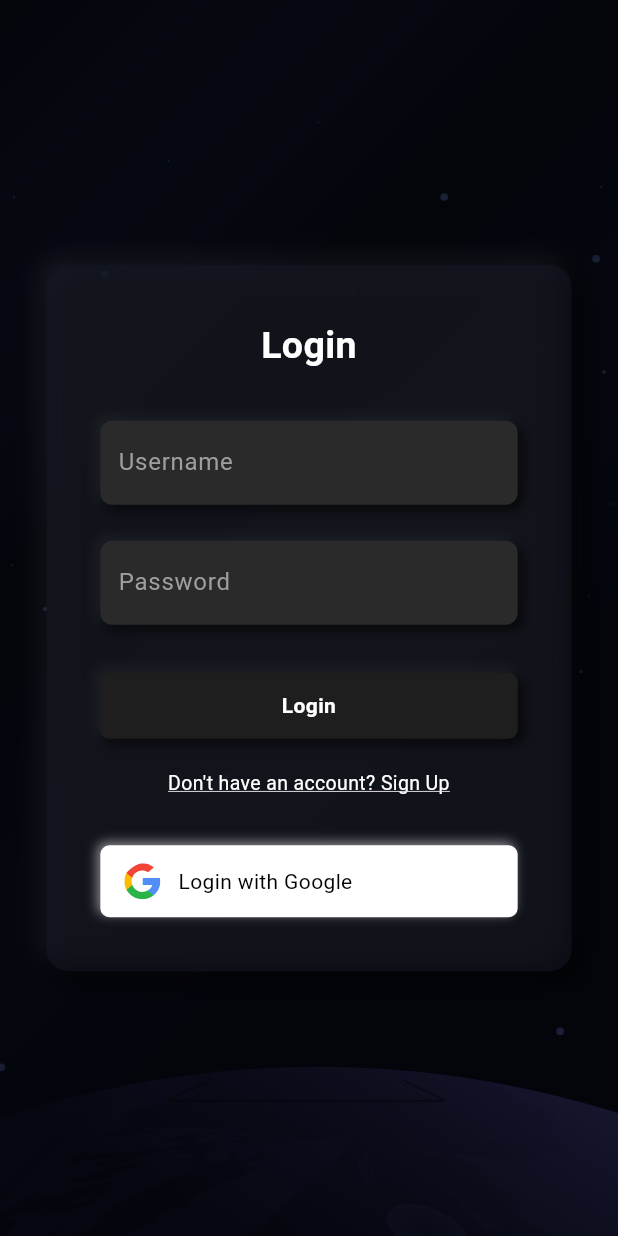
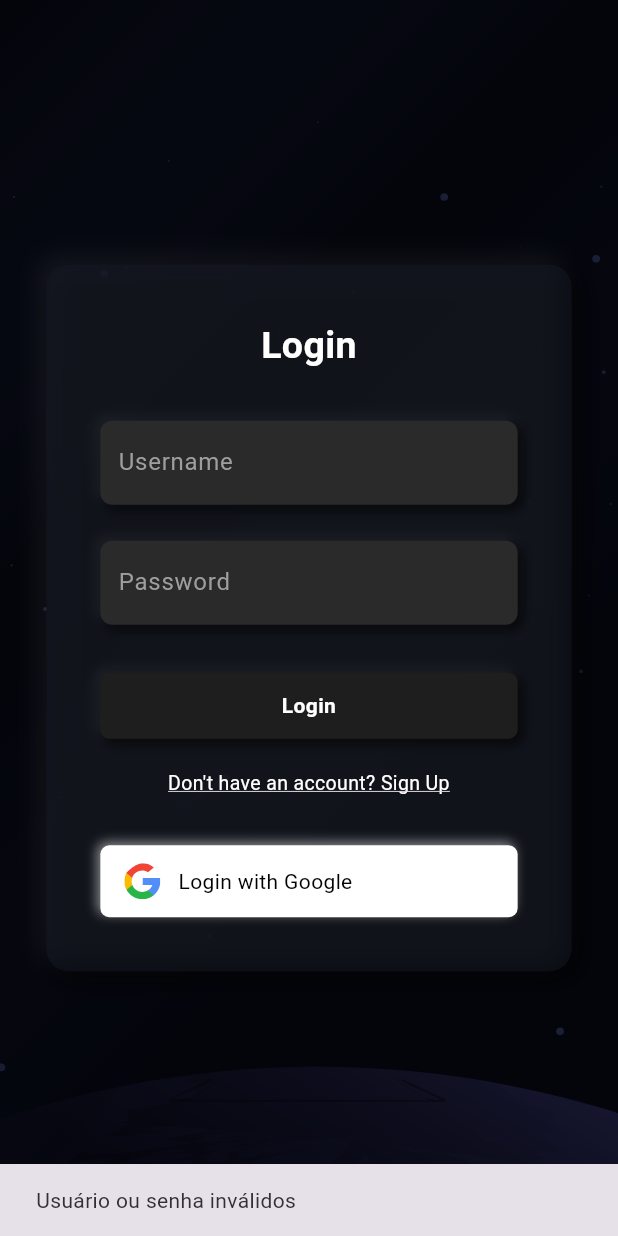
Before and after one commit to Kadjow/memorandum-notes_app, a Flutter app: the screen it shows after launch, after a tap on "Login", on a phone screen of 412 x 824 dp. Run offline on Flutter 3.47's test engine with Material 3 defaults, Android fonts, the phone set to English and light mode, and no system bars; our stand-ins replace cloud_firestore, dartz, equatable, firebase_auth, firebase_core, flutter_bloc and 5 more; accounts and stored records are empty.

Commit message:
fix: resolved the route in login to homePage

```diff
--- a/lib/core/services/auth_service.dart
+++ b/lib/core/services/auth_service.dart
@@ -19,6 +19,10 @@ class AuthService {
     return userCred.user;
   }
 
+  Future<bool> signWithCredentials(String username, String password) async {
+    return username == 'admin' && password == 'admin123';
+  }
+
   Future<void> signOut() async {
     await _auth.signOut();
     await _googleSignIn.signOut();
--- a/lib/features/habit_tracker/auth/presentation/pages/login_page.dart
+++ b/lib/features/habit_tracker/auth/presentation/pages/login_page.dart
@@ -1,6 +1,7 @@
 import 'package:flutter/material.dart';
 import 'package:flutter_svg/flutter_svg.dart';
 import 'package:habit_tracker/core/services/auth_service.dart';
+import 'package:habit_tracker/features/habit_tracker/presentation/pages/homePage.dart';
 import 'package:habit_tracker/injection_container.dart';
 import 'package:lottie/lottie.dart';
 
@@ -36,6 +37,8 @@ class LoginPage extends StatefulWidget {
 }
 
 class _LoginPageState extends State<LoginPage> {
+  final _userController = TextEditingController();
+  final _passController = TextEditingController();
   final FocusNode _userFocus = FocusNode();
   final FocusNode _passFocus = FocusNode();
 
@@ -48,6 +51,8 @@ class _LoginPageState extends State<LoginPage> {
 
   @override
   void dispose() {
+    _userController.dispose();
+    _passController.dispose();
     _userFocus.dispose();
     _passFocus.dispose();
     super.dispose();
@@ -57,11 +62,23 @@ class _LoginPageState extends State<LoginPage> {
     final user = await sl<AuthService>().signInWithGoogle();
     if (user != null) {
       Navigator.of(context).pushReplacement(
-        MaterialPageRoute(
-          builder: (_) => const Scaffold(
-            body: Center(child: Text('Home')),
-          ),
-        ),
+        MaterialPageRoute(builder: (_) => const HomePage()),
+      );
+    }
+  }
+
+  Future<void> _loginAsAdmin() async {
+    final username = _userController.text.trim();
+    final password = _passController.text;
+    final ok = await sl<AuthService>()
+        .signWithCredentials(username, password);
+    if (ok) {
+      Navigator.of(context).pushReplacement(
+        MaterialPageRoute(builder: (_) => const HomePage()),
+      );
+    } else {
+      ScaffoldMessenger.of(context).showSnackBar(
+        const SnackBar(content: Text('Usuário ou senha inválidos')),
       );
     }
   }
@@ -84,7 +101,6 @@ class _LoginPageState extends State<LoginPage> {
               ),
             ),
           ),
-
           Center(
             child: SingleChildScrollView(
               padding: const EdgeInsets.symmetric(vertical: 40),
@@ -92,7 +108,8 @@ class _LoginPageState extends State<LoginPage> {
                 width: width,
                 padding: const EdgeInsets.all(36),
                 decoration: BoxDecoration(
-                  color: const Color.fromARGB(255, 20, 24, 37).withOpacity(0.5),
+                  color: const Color.fromARGB(255, 20, 24, 37)
+                      .withOpacity(0.5),
                   borderRadius: BorderRadius.circular(15),
                   boxShadow: [
                     BoxShadow(
@@ -121,17 +138,22 @@ class _LoginPageState extends State<LoginPage> {
                     ),
                     const SizedBox(height: 32),
                     _FocusNeumorphicField(
+                      controller: _userController,
                       hint: 'Username',
                       focusNode: _userFocus,
                     ),
                     const SizedBox(height: 24),
                     _FocusNeumorphicField(
+                      controller: _passController,
                       hint: 'Password',
                       obscure: true,
                       focusNode: _passFocus,
                     ),
                     const SizedBox(height: 32),
-                    _neumorphicButton(label: 'Login', onTap: () {}),
+                    _neumorphicButton(
+                      label: 'Login',
+                      onTap: _loginAsAdmin,
+                    ),
                     const SizedBox(height: 20),
                     GestureDetector(
                       onTap: () {},
@@ -184,7 +206,10 @@ Widget _googleButton({required VoidCallback onTap}) {
         children: [
           SvgPicture.string(_googleSvg, height: 24, width: 24),
           const SizedBox(width: 12),
-          const Text('Login with Google', style: TextStyle(color: Colors.black)),
+          const Text(
+            'Login with Google',
+            style: TextStyle(color: Colors.black),
+          ),
         ],
       ),
     ),
@@ -218,18 +243,23 @@ Widget _neumorphicButton({
       child: Text(
         label,
         textAlign: TextAlign.center,
-        style: const TextStyle(color: Colors.white, fontWeight: FontWeight.bold),
+        style: const TextStyle(
+          color: Colors.white,
+          fontWeight: FontWeight.bold,
+        ),
       ),
     ),
   );
 }
 
 class _FocusNeumorphicField extends StatelessWidget {
+  final TextEditingController controller;
   final String hint;
   final bool obscure;
   final FocusNode focusNode;
 
   const _FocusNeumorphicField({
+    required this.controller,
     required this.hint,
     this.obscure = false,
     required this.focusNode,
@@ -271,8 +301,10 @@ class _FocusNeumorphicField extends StatelessWidget {
                 ),
               ],
       ),
-      transform: hasFocus ? (Matrix4.identity()..scale(1.02)) : Matrix4.identity(),
+      transform:
+          hasFocus ? (Matrix4.identity()..scale(1.02)) : Matrix4.identity(),
       child: TextField(
+        controller: controller,
         focusNode: focusNode,
         obscureText: obscure,
         style: const TextStyle(color: Colors.white),
@@ -280,7 +312,10 @@ class _FocusNeumorphicField extends StatelessWidget {
           hintText: hint,
           hintStyle: const TextStyle(color: Colors.grey),
           border: InputBorder.none,
-          contentPadding: const EdgeInsets.symmetric(horizontal: 12, vertical: 16),
+          contentPadding: const EdgeInsets.symmetric(
+            horizontal: 12,
+            vertical: 16,
+          ),
         ),
       ),
     );
```
Also changed, not shown: lib/features/habit_tracker/presentation/pages/homePage.dart (+10 -12 lines).
